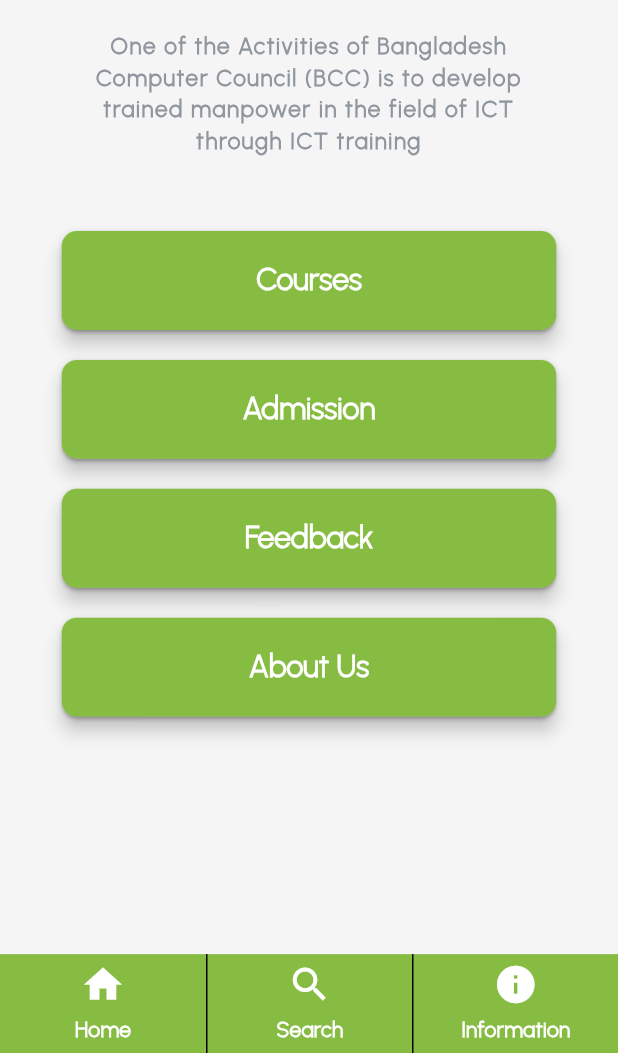
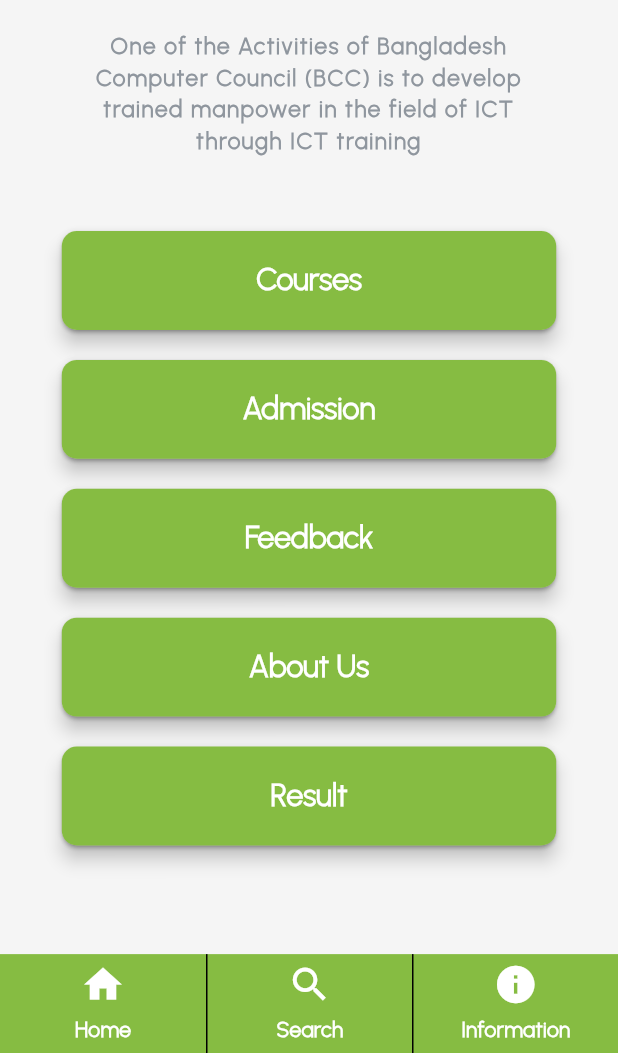
Before and after one commit to Mahfuz-00/bkiict_app, a Flutter app: the Dashboard screen opened directly, on a phone screen of 412 x 824 dp, the part 183-1236 px from its top. Run offline on Flutter 3.47's test engine with Material 3 defaults, Android fonts, the phone set to English and light mode, and no system bars; our stand-ins replace table_calendar; missing offline and left inert: footer.

Commit message:
Last Updated: 2nd May 2024

```diff
--- a/lib/Dashboard UI/dashboardUI.dart
+++ b/lib/Dashboard UI/dashboardUI.dart
@@ -284,6 +284,35 @@ class _DashboardState extends State<Dashboard> with SingleTickerProviderStateMix
                       ),
                     ),
                   ),
+                  SizedBox(height: 20,),
+                  Center(
+                    child: Material(
+                      elevation: 5,
+                      borderRadius: BorderRadius.circular(10),
+                      child: ElevatedButton(
+                        style: ElevatedButton.styleFrom(
+                          backgroundColor: const Color.fromRGBO(134, 188, 66, 1),
+                          fixedSize: Size(MediaQuery.of(context).size.width* 0.8, MediaQuery.of(context).size.height * 0.08),
+                          shape: RoundedRectangleBorder(
+                            borderRadius: BorderRadius.circular(10),
+                          ),
+                        ),
+                        onPressed: () {
+                          /*Navigator.push(
+                              context,
+                              MaterialPageRoute(
+                                  builder: (context) => const AboutUs()));*/
+                        },
+                        child: const Text('Result',
+                            style: TextStyle(
+                              color: Colors.white,
+                              fontSize: 20,
+                              fontWeight: FontWeight.bold,
+                              fontFamily: 'default',
+                            )),
+                      ),
+                    ),
+                  ),
                 ],
               ),
           ),
```
